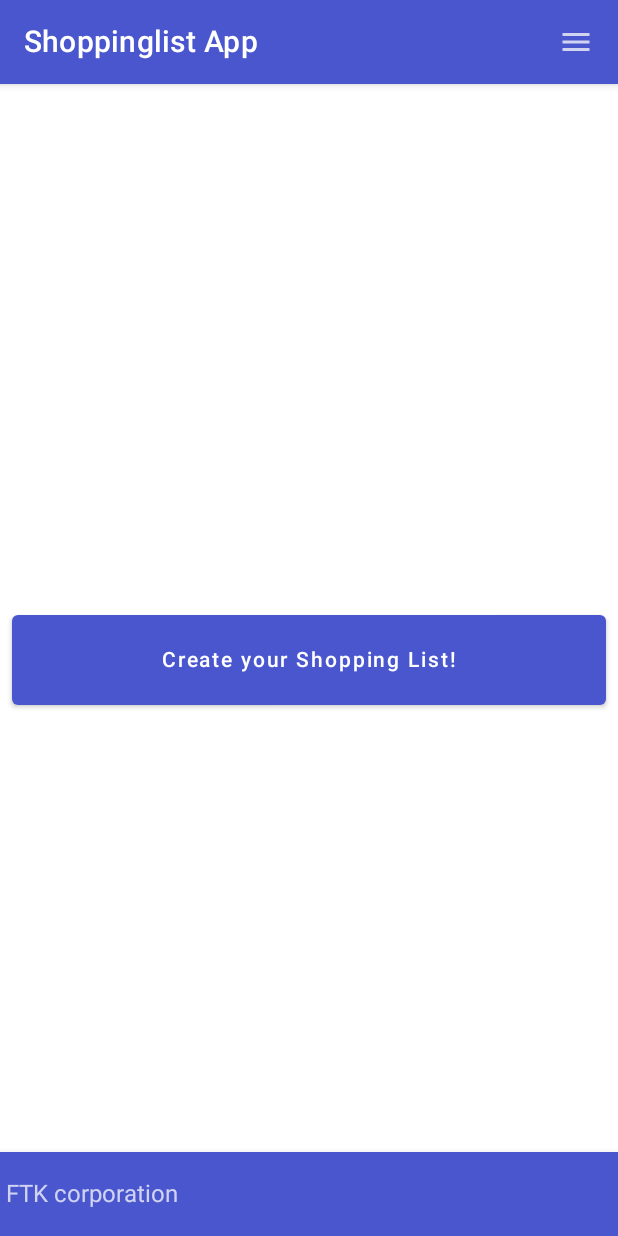
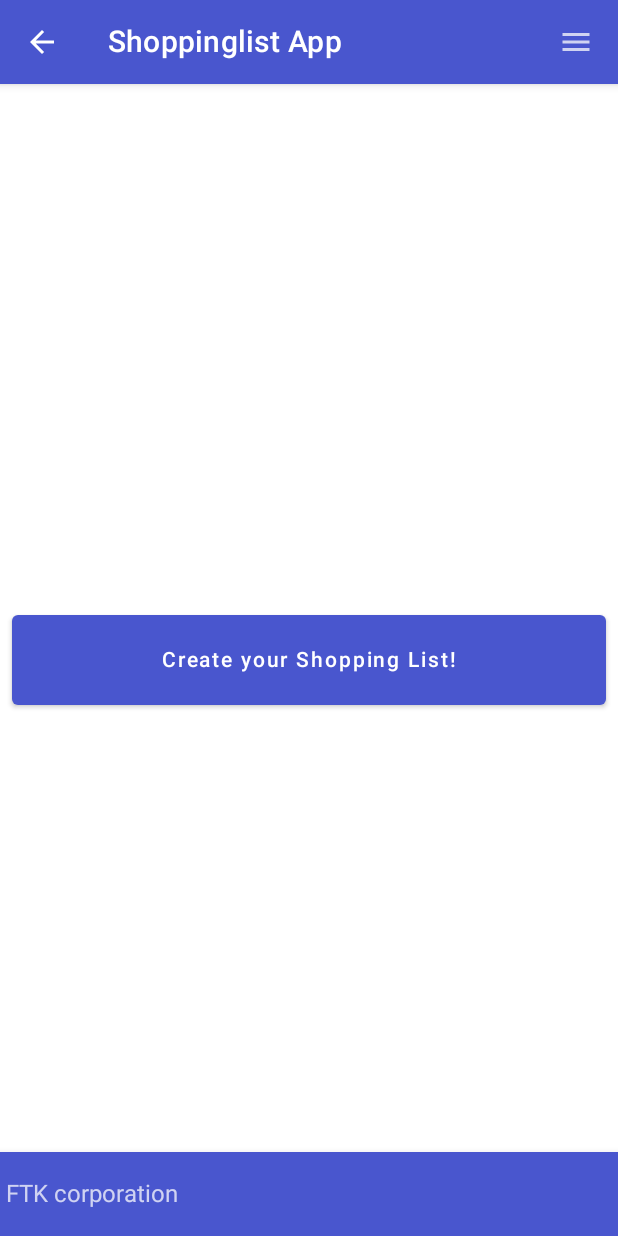
Before and after one commit to FTK-Corporation/FTKShoppingList, an Android app built with Jetpack Compose: the screen it shows after launch (MainActivity), on a phone screen of 412 x 824 dp. Run offline under Robolectric (Android 15) with nearby library versions, the phone set to English and light mode, and no system bars.

Commit message:
Back-arrow added

```diff
--- a/app/src/main/java/com/example/ftkshoppinglist/MainActivity.kt
+++ b/app/src/main/java/com/example/ftkshoppinglist/MainActivity.kt
@@ -6,6 +6,7 @@ import androidx.activity.compose.setContent
 import androidx.compose.foundation.layout.*
 import androidx.compose.material.*
 import androidx.compose.material.icons.Icons
+import androidx.compose.material.icons.filled.ArrowBack
 import androidx.compose.material.icons.filled.Menu
 import androidx.compose.material.icons.filled.MoreVert
 import androidx.compose.runtime.Composable
@@ -102,6 +103,11 @@ fun MyTopBar(title:String, navController: NavController){
     var expanded by remember { mutableStateOf(false) }
     TopAppBar(
         title={Text(title)},
+        navigationIcon = {
+                         IconButton(onClick = {navController.navigateUp()}) {
+                             Icon(Icons.Filled.ArrowBack, contentDescription = null)
+                         }
+        },
         actions={
             IconButton(onClick = { expanded = !expanded }) {
                 Icon(Icons.Filled.Menu, contentDescription = null)
```
